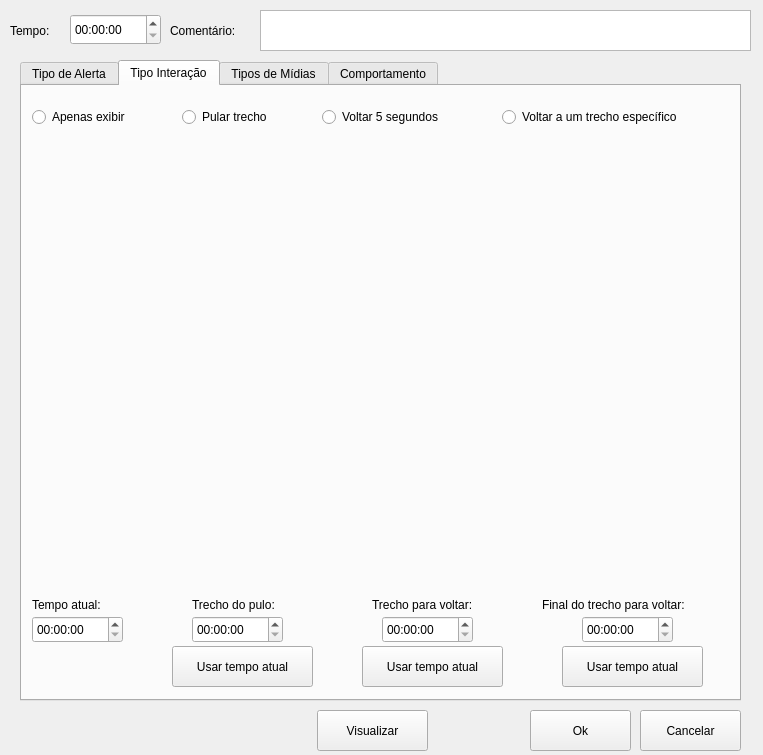
Before: the Qt Designer form ui/ShowContent.ui in caioviel/pyannotator, drawn with Qt 5.
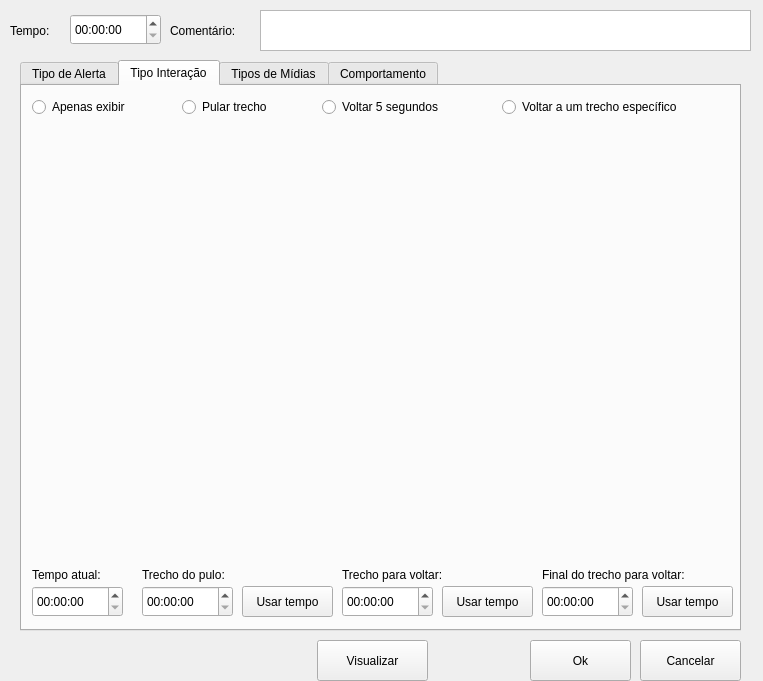
After: the same form once the commit is applied. The open tabs and pages were chosen to show the change. Icons and pictures are not drawn.

The edit to the form file:
```diff
--- a/ui/ShowContent.ui
+++ b/ui/ShowContent.ui
@@ -7,7 +7,7 @@
     <x>0</x>
     <y>0</y>
     <width>763</width>
-    <height>755</height>
+    <height>681</height>
    </rect>
   </property>
   <property name="windowTitle">
@@ -65,7 +65,7 @@
      <x>20</x>
      <y>60</y>
      <width>721</width>
-     <height>641</height>
+     <height>571</height>
     </rect>
    </property>
    <property name="currentIndex">
@@ -599,7 +599,7 @@
      <property name="geometry">
       <rect>
        <x>160</x>
-       <y>20</y>
+       <y>10</y>
        <width>116</width>
        <height>22</height>
       </rect>
@@ -612,7 +612,7 @@
      <property name="geometry">
       <rect>
        <x>300</x>
-       <y>20</y>
+       <y>10</y>
        <width>161</width>
        <height>22</height>
       </rect>
@@ -625,7 +625,7 @@
      <property name="geometry">
       <rect>
        <x>10</x>
-       <y>20</y>
+       <y>10</y>
        <width>116</width>
        <height>22</height>
       </rect>
@@ -638,7 +638,7 @@
      <property name="geometry">
       <rect>
        <x>480</x>
-       <y>20</y>
+       <y>10</y>
        <width>231</width>
        <height>22</height>
       </rect>
@@ -651,9 +651,9 @@
      <property name="geometry">
       <rect>
        <x>10</x>
-       <y>50</y>
+       <y>30</y>
        <width>691</width>
-       <height>481</height>
+       <height>451</height>
       </rect>
      </property>
     </widget>
@@ -661,9 +661,9 @@
      <property name="geometry">
       <rect>
        <x>10</x>
-       <y>530</y>
+       <y>500</y>
        <width>91</width>
-       <height>27</height>
+       <height>31</height>
       </rect>
      </property>
     </widget>
@@ -671,7 +671,7 @@
      <property name="geometry">
       <rect>
        <x>10</x>
-       <y>510</y>
+       <y>480</y>
        <width>91</width>
        <height>17</height>
       </rect>
@@ -683,8 +683,8 @@
     <widget class="QLabel" name="lbl_skip">
      <property name="geometry">
       <rect>
-       <x>170</x>
-       <y>510</y>
+       <x>120</x>
+       <y>480</y>
        <width>121</width>
        <height>17</height>
       </rect>
@@ -696,29 +696,29 @@
     <widget class="QTimeEdit" name="time_skip_point">
      <property name="geometry">
       <rect>
-       <x>170</x>
-       <y>530</y>
+       <x>120</x>
+       <y>500</y>
        <width>91</width>
-       <height>27</height>
+       <height>31</height>
       </rect>
      </property>
     </widget>
     <widget class="QTimeEdit" name="time_back_point">
      <property name="geometry">
       <rect>
-       <x>360</x>
-       <y>530</y>
+       <x>320</x>
+       <y>500</y>
        <width>91</width>
-       <height>27</height>
+       <height>31</height>
       </rect>
      </property>
     </widget>
     <widget class="QLabel" name="lbl_back_point">
      <property name="geometry">
       <rect>
-       <x>350</x>
-       <y>510</y>
-       <width>121</width>
+       <x>320</x>
+       <y>480</y>
+       <width>191</width>
        <height>17</height>
       </rect>
      </property>
@@ -730,7 +730,7 @@
      <property name="geometry">
       <rect>
        <x>520</x>
-       <y>510</y>
+       <y>480</y>
        <width>191</width>
        <height>17</height>
       </rect>
@@ -742,50 +742,50 @@
     <widget class="QTimeEdit" name="time_back_limite">
      <property name="geometry">
       <rect>
-       <x>560</x>
-       <y>530</y>
+       <x>520</x>
+       <y>500</y>
        <width>91</width>
-       <height>27</height>
+       <height>31</height>
       </rect>
      </property>
     </widget>
     <widget class="QPushButton" name="btn_skip">
      <property name="geometry">
       <rect>
-       <x>150</x>
-       <y>560</y>
-       <width>141</width>
-       <height>41</height>
+       <x>220</x>
+       <y>500</y>
+       <width>91</width>
+       <height>31</height>
       </rect>
      </property>
      <property name="text">
-      <string>Usar tempo atual</string>
+      <string>Usar tempo</string>
      </property>
     </widget>
     <widget class="QPushButton" name="btn_back_point">
      <property name="geometry">
       <rect>
-       <x>340</x>
-       <y>560</y>
-       <width>141</width>
-       <height>41</height>
+       <x>420</x>
+       <y>500</y>
+       <width>91</width>
+       <height>31</height>
       </rect>
      </property>
      <property name="text">
-      <string>Usar tempo atual</string>
+      <string>Usar tempo</string>
      </property>
     </widget>
     <widget class="QPushButton" name="btn_back_limite">
      <property name="geometry">
       <rect>
-       <x>540</x>
-       <y>560</y>
-       <width>141</width>
-       <height>41</height>
+       <x>620</x>
+       <y>500</y>
+       <width>91</width>
+       <height>31</height>
       </rect>
      </property>
      <property name="text">
-      <string>Usar tempo atual</string>
+      <string>Usar tempo</string>
      </property>
     </widget>
    </widget>
@@ -888,7 +888,7 @@
    <property name="geometry">
     <rect>
      <x>640</x>
-     <y>710</y>
+     <y>640</y>
      <width>101</width>
      <height>41</height>
     </rect>
@@ -911,7 +911,7 @@
    <property name="geometry">
     <rect>
      <x>530</x>
-     <y>710</y>
+     <y>640</y>
      <width>101</width>
      <height>41</height>
     </rect>
@@ -934,7 +934,7 @@
    <property name="geometry">
     <rect>
      <x>317</x>
-     <y>710</y>
+     <y>640</y>
      <width>111</width>
      <height>41</height>
     </rect>
```
Left out of the diff: 79 changed lines with no effect on the pictures.
